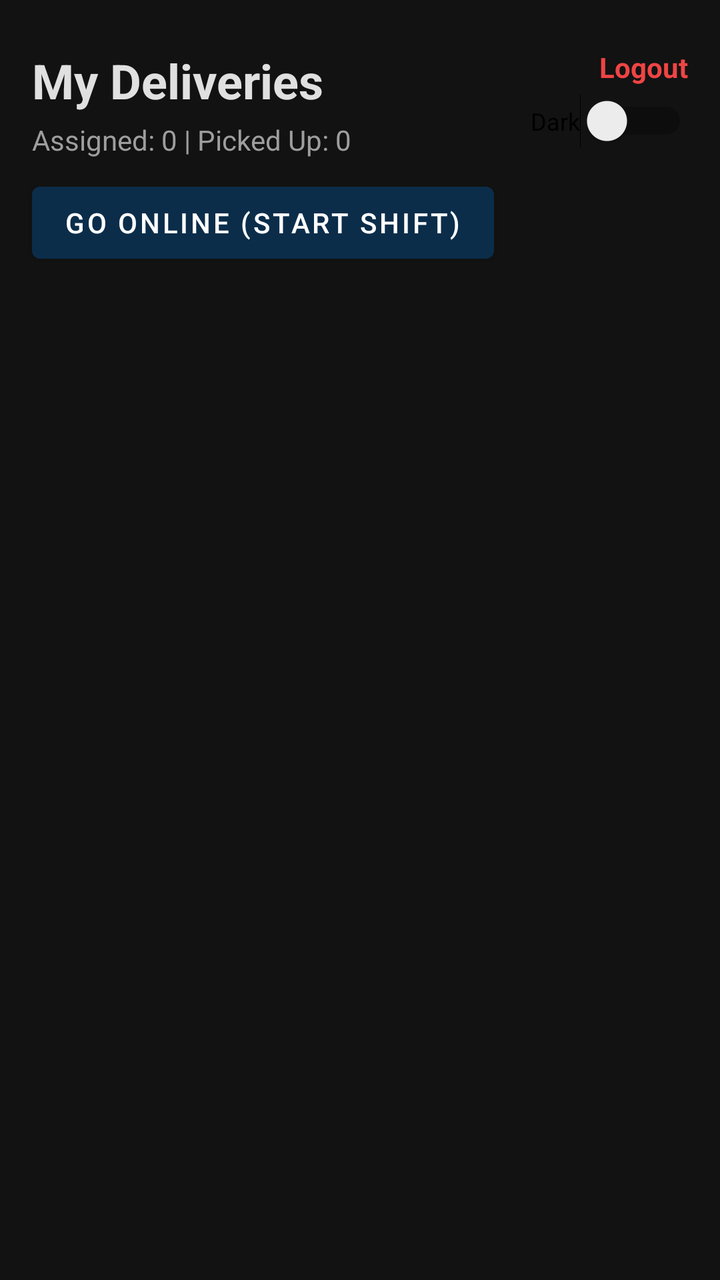
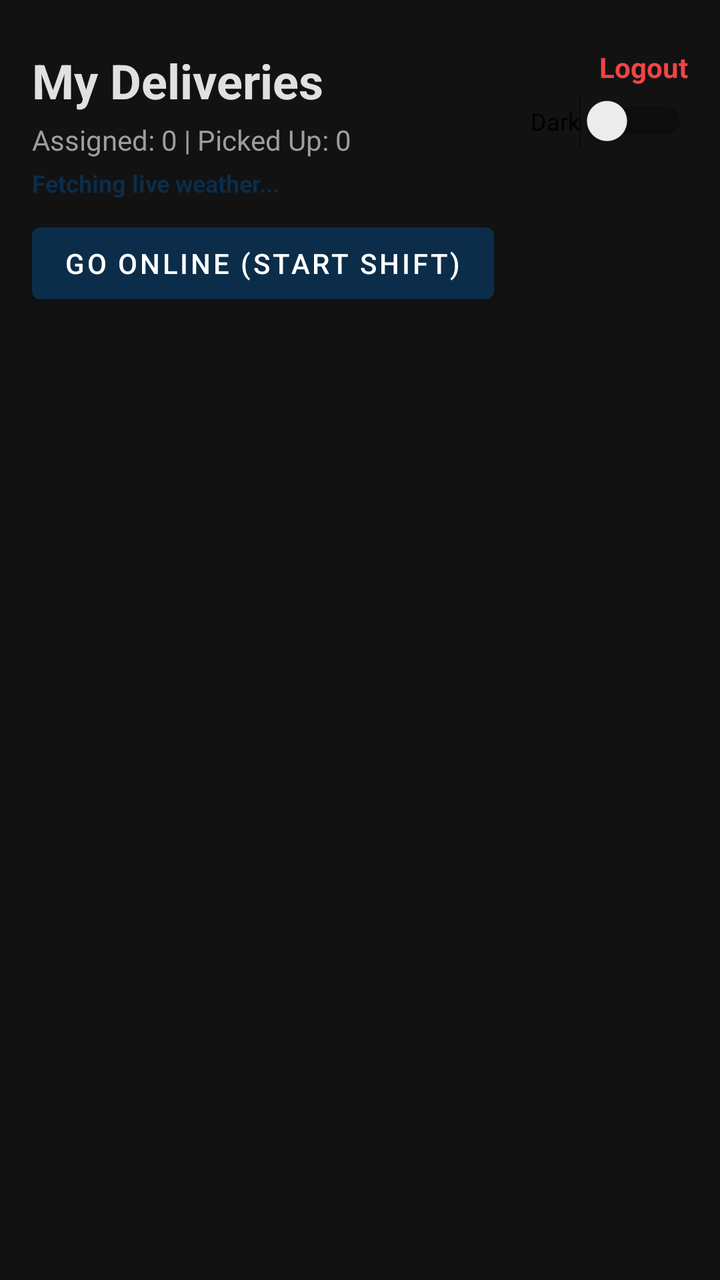

Two renders of the same Android screen: before a commit and after it. Below are the layout's source before the change and the commit's diff.
<!-- AndroidManifest.xml: application theme Theme.LOAD -->
<!-- res/layout/activity_rider_dashboard.xml -->
<?xml version="1.0" encoding="utf-8"?>
<androidx.constraintlayout.widget.ConstraintLayout xmlns:android="http://schemas.android.com/apk/res/android"
    xmlns:app="http://schemas.android.com/apk/res-auto"
    android:layout_width="match_parent"
    android:layout_height="match_parent"
    android:background="@color/background">

    <TextView
        android:id="@+id/tvRiderHeader"
        android:layout_width="wrap_content"
        android:layout_height="wrap_content"
        android:text="My Deliveries"
        android:textSize="24sp"
        android:textStyle="bold"
        android:textColor="@color/textPrimary"
        android:layout_marginTop="24dp"
        android:layout_marginStart="16dp"
        app:layout_constraintStart_toStartOf="parent"
        app:layout_constraintTop_toTopOf="parent" />

    <TextView
        android:id="@+id/tvRiderStats"
        android:layout_width="wrap_content"
        android:layout_height="wrap_content"
        android:text="Assigned: 0 | Picked Up: 0"
        android:textSize="14sp"
        android:textColor="@color/textSecondary"
        android:layout_marginStart="16dp"
        android:layout_marginTop="4dp"
        app:layout_constraintStart_toStartOf="parent"
        app:layout_constraintTop_toBottomOf="@id/tvRiderHeader" />

    
    <LinearLayout
        android:layout_width="wrap_content"
        android:layout_height="wrap_content"
        android:orientation="vertical"
        android:gravity="end"
        android:layout_marginEnd="16dp"
        app:layout_constraintEnd_toEndOf="parent"
        app:layout_constraintTop_toTopOf="@id/tvRiderHeader">

        <TextView
            android:id="@+id/tvLogout"
            android:layout_width="wrap_content"
            android:layout_height="wrap_content"
            android:text="Logout"
            android:textColor="@color/errorRed"
            android:textStyle="bold"
            android:textSize="14sp" />

        <Switch
            android:id="@+id/switchTheme"
            android:layout_width="wrap_content"
            android:layout_height="wrap_content"
            android:text="Dark"
            android:textSize="12sp"
            android:layout_marginTop="4dp" />
    </LinearLayout>

    <Button
        android:id="@+id/btnGoOnline"
        android:layout_width="wrap_content"
        android:layout_height="wrap_content"
        android:text="Go Online (Start Shift)"
        android:layout_marginStart="16dp"
        android:layout_marginTop="8dp"
        app:layout_constraintStart_toStartOf="parent"
        app:layout_constraintTop_toBottomOf="@id/tvRiderStats" />

    <androidx.recyclerview.widget.RecyclerView
        android:id="@+id/rvRiderPackages"
        android:layout_width="match_parent"
        android:layout_height="0dp"
        android:layout_marginTop="16dp"
        app:layout_constraintBottom_toBottomOf="parent"
        app:layout_constraintTop_toBottomOf="@id/btnGoOnline"
        app:layout_constraintStart_toStartOf="parent"
        app:layout_constraintEnd_toEndOf="parent" />

    <TextView
        android:id="@+id/tvEmptyState"
        android:layout_width="wrap_content"
        android:layout_height="wrap_content"
        android:text="No packages assigned yet."
        android:textSize="16sp"
        android:textColor="@color/textSecondary"
        android:visibility="gone"
        app:layout_constraintBottom_toBottomOf="parent"
        app:layout_constraintEnd_toEndOf="parent"
        app:layout_constraintStart_toStartOf="parent"
        app:layout_constraintTop_toTopOf="parent" />

</androidx.constraintlayout.widget.ConstraintLayout>
<!-- resources referenced by this layout -->
<resources>
  <color name="background">#121212</color>
  <color name="errorRed">#EF4444</color>
  <color name="textPrimary">#E0E0E0</color>
  <color name="textSecondary">#9E9E9E</color>
  <style name="Theme.LOAD" parent="Theme.MaterialComponents.DayNight.NoActionBar">
          <item name="colorPrimary">@color/primary</item>
          <item name="colorPrimaryVariant">@color/primaryDark</item>
          <item name="colorOnPrimary">@color/white</item>
          <item name="colorSecondary">@color/accent</item>
          <item name="colorSecondaryVariant">@color/accent</item>
          <item name="colorOnSecondary">@color/primary</item> 
          <item name="android:statusBarColor">@color/primary</item>
          <item name="android:windowBackground">@color/background</item>
      </style>
  <color name="primary">#0B2D4A</color>
  <color name="primaryDark">#071F33</color>
  <color name="white">#FFFFFF</color>
  <color name="accent">#FFC107</color>
</resources>

<!-- the commit's change to res/layout/activity_rider_dashboard.xml (unified diff, before → after) -->
@@ -29,6 +29,20 @@
         android:layout_marginTop="4dp"
         app:layout_constraintStart_toStartOf="parent"
         app:layout_constraintTop_toBottomOf="@id/tvRiderHeader" />
+
+    
+    <TextView
+        android:id="@+id/tvWeatherStatus"
+        android:layout_width="wrap_content"
+        android:layout_height="wrap_content"
+        android:text="Fetching live weather..."
+        android:textSize="12sp"
+        android:textStyle="bold"
+        android:textColor="@color/primary"
+        android:layout_marginStart="16dp"
+        android:layout_marginTop="4dp"
+        app:layout_constraintStart_toStartOf="parent"
+        app:layout_constraintTop_toBottomOf="@id/tvRiderStats" />
 
     
     <LinearLayout
@@ -66,7 +80,7 @@
         android:layout_marginStart="16dp"
         android:layout_marginTop="8dp"
         app:layout_constraintStart_toStartOf="parent"
-        app:layout_constraintTop_toBottomOf="@id/tvRiderStats" />
+        app:layout_constraintTop_toBottomOf="@id/tvWeatherStatus" />
 
     <androidx.recyclerview.widget.RecyclerView
         android:id="@+id/rvRiderPackages"
